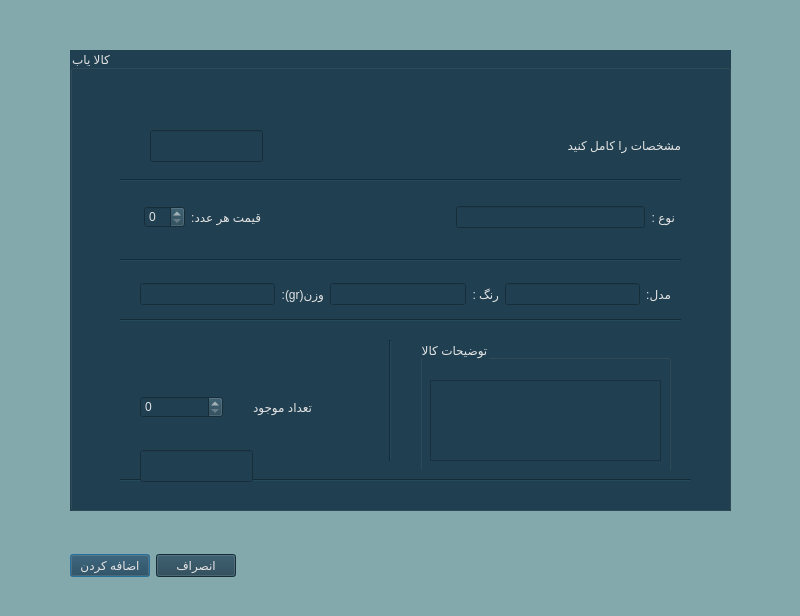
This is Project_Ap/dialog_add.ui in AP-projects-4001/metagoofill as Qt 5 draws it before an edit. The edited form follows.
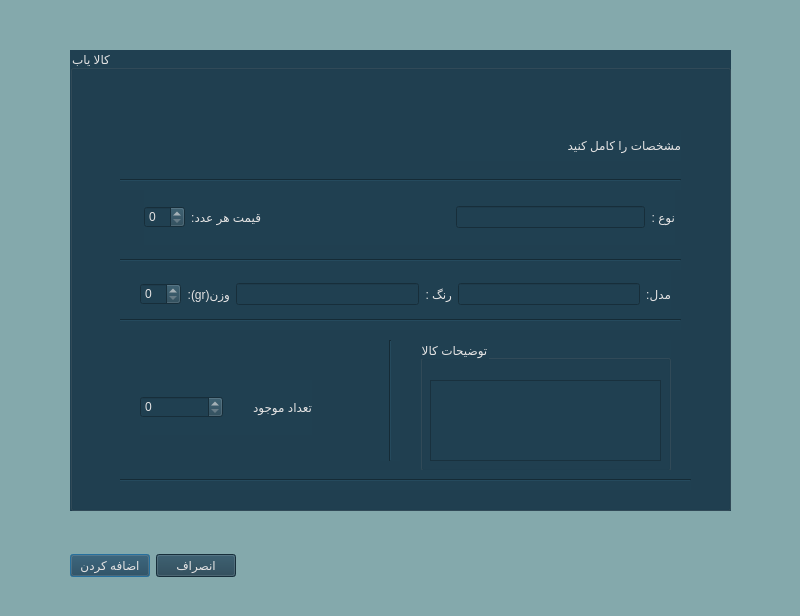
This is the edited form.

The edit to the form file:
```diff
--- a/Project_Ap/dialog_add.ui
+++ b/Project_Ap/dialog_add.ui
@@ -153,27 +153,7 @@
      <string>مشخصات را کامل کنید</string>
     </property>
    </widget>
-   <widget class="QLineEdit" name="lineEdit_price">
-    <property name="geometry">
-     <rect>
-      <x>80</x>
-      <y>80</y>
-      <width>113</width>
-      <height>32</height>
-     </rect>
-    </property>
-   </widget>
-   <widget class="QLineEdit" name="lineEdit_available">
-    <property name="geometry">
-     <rect>
-      <x>70</x>
-      <y>400</y>
-      <width>113</width>
-      <height>32</height>
-     </rect>
-    </property>
-   </widget>
-   <widget class="QWidget" name="">
+   <widget class="QWidget" name="layoutWidget">
     <property name="geometry">
      <rect>
       <x>70</x>
@@ -184,12 +164,10 @@
     </property>
     <layout class="QHBoxLayout" name="horizontalLayout_2">
      <item>
-      <widget class="QLineEdit" name="lineEdit_weight">
+      <widget class="QSpinBox" name="spinBox_3">
        <property name="styleSheet">
-        <string notr="true">font: 12pt &quot;Lalezar&quot;;</string>
-       </property>
-       <property name="text">
-        <string/>
+        <string notr="true">background-color: rgb(32, 64, 81);
+color: rgb(228, 227, 227);</string>
        </property>
       </widget>
      </item>
@@ -246,7 +224,7 @@
      </item>
     </layout>
    </widget>
-   <widget class="QWidget" name="">
+   <widget class="QWidget" name="layoutWidget">
     <property name="geometry">
      <rect>
       <x>74</x>
@@ -309,7 +287,7 @@
      </item>
     </layout>
    </widget>
-   <widget class="QWidget" name="">
+   <widget class="QWidget" name="layoutWidget">
     <property name="geometry">
      <rect>
       <x>70</x>
@@ -342,7 +320,7 @@
     </layout>
    </widget>
   </widget>
-  <widget class="QWidget" name="">
+  <widget class="QWidget" name="layoutWidget">
    <property name="geometry">
     <rect>
      <x>70</x>
```
